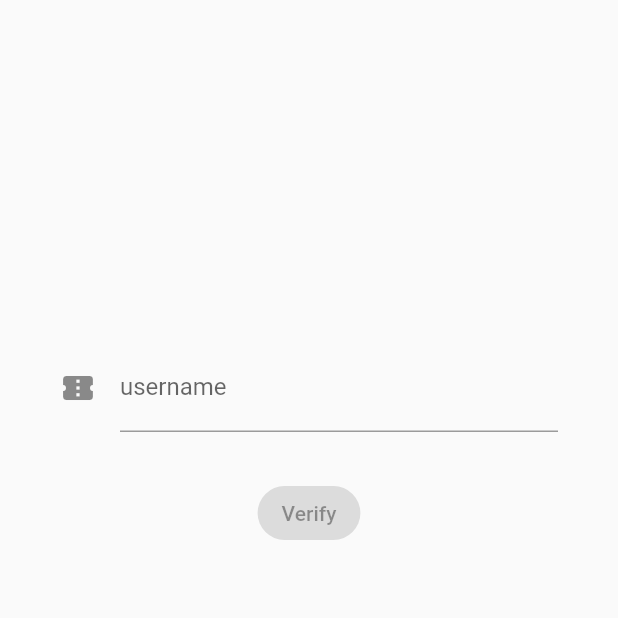
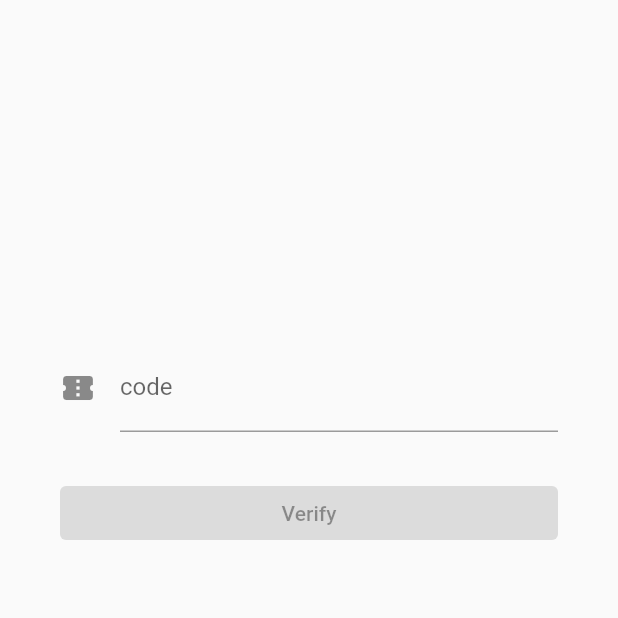
Before and after one commit to VerzCar/vif-app-legacy, a Flutter app: the VerificationPage screen opened by its route, on a phone screen of 412 x 824 dp, the top half of it. Run offline on Flutter 3.47's test engine with Material 2 defaults, Android fonts, the phone set to English and light mode, and no system bars; our stand-ins replace auto_route, bloc, equatable, flutter_bloc, formz, get_it; missing offline and left inert: amplify_auth_cognito, amplify_flutter.

Commit message:
added presentation core.

```diff
--- /dev/null
+++ b/lib/presentation/core.dart
@@ -0,0 +1 @@
+export 'core/core.dart';
--- /dev/null
+++ b/lib/presentation/core/core.dart
@@ -0,0 +1 @@
+export 'widgets/widgets.dart';
--- /dev/null
+++ b/lib/presentation/core/widgets/button/button.dart
@@ -0,0 +1 @@
+export 'submit_button.dart';
--- /dev/null
+++ b/lib/presentation/core/widgets/button/submit_button.dart
@@ -0,0 +1,31 @@
+import 'package:flutter/material.dart';
+
+class SubmitButton extends StatelessWidget {
+  final String submitText;
+  final VoidCallback onPressed;
+  final bool isDisabled;
+  final bool isLoading;
+
+  const SubmitButton({
+    Key? key,
+    required this.submitText,
+    required this.onPressed,
+    this.isDisabled = false,
+    this.isLoading = false,
+  }) : super(key: key);
+
+  @override
+  Widget build(BuildContext context) {
+    final themeData = Theme.of(context);
+    return isLoading
+        ? const CircularProgressIndicator()
+        : SizedBox(
+            width: double.infinity,
+            child: ElevatedButton(
+              key: key,
+              onPressed: isDisabled ? null : onPressed,
+              child: Text(submitText),
+            ),
+          );
+  }
+}
--- /dev/null
+++ b/lib/presentation/core/widgets/widgets.dart
@@ -0,0 +1 @@
+export 'button/button.dart';
--- a/lib/presentation/verification/view/verification_form.dart
+++ b/lib/presentation/verification/view/verification_form.dart
@@ -2,6 +2,7 @@ import 'package:flutter/material.dart';
 import 'package:flutter_bloc/flutter_bloc.dart';
 import 'package:formz/formz.dart';
 import 'package:auto_route/auto_route.dart';
+import 'package:vote_your_face/presentation/core.dart';
 import 'package:vote_your_face/presentation/routes/router.gr.dart';
 import 'package:vote_your_face/presentation/verification/cubit/verification_cubit.dart';
 
@@ -28,7 +29,7 @@ class VerificationForm extends StatelessWidget {
         child: Column(
           mainAxisSize: MainAxisSize.min,
           children: [
-            _UsernameInput(),
+            _VerificationCodeInput(),
             const SizedBox(height: 8),
             _SubmitButton(),
           ],
@@ -38,7 +39,7 @@ class VerificationForm extends StatelessWidget {
   }
 }
 
-class _UsernameInput extends StatelessWidget {
+class _VerificationCodeInput extends StatelessWidget {
   @override
   Widget build(BuildContext context) {
     return BlocBuilder<VerificationCubit, VerificationState>(
@@ -52,7 +53,7 @@ class _UsernameInput extends StatelessWidget {
               .verificationCodeChanged(verificationCode),
           keyboardType: TextInputType.number,
           decoration: InputDecoration(
-            labelText: 'username',
+            labelText: 'code',
             helperText: '',
             icon: const Icon(Icons.confirmation_number),
             errorText: state.verificationCode.invalid
@@ -71,23 +72,15 @@ class _SubmitButton extends StatelessWidget {
     return BlocBuilder<VerificationCubit, VerificationState>(
       buildWhen: (previous, current) => previous.status != current.status,
       builder: (context, state) {
-        return state.status.isSubmissionInProgress
-            ? const CircularProgressIndicator()
-            : ElevatedButton(
-                key: const Key('verificationForm_submit_raisedButton'),
-                style: ElevatedButton.styleFrom(
-                  shape: RoundedRectangleBorder(
-                    borderRadius: BorderRadius.circular(30),
-                  ),
-                  primary: Colors.orangeAccent,
-                ),
-                onPressed: state.status.isValidated
-                    ? () => context
-                        .read<VerificationCubit>()
-                        .verificationCodeFormSubmitted()
-                    : null,
-                child: const Text('Verify'),
-              );
+        return SubmitButton(
+          key: const Key('verificationForm_submitButton'),
+          submitText: 'Verify',
+          onPressed: () {
+            context.read<VerificationCubit>().verificationCodeFormSubmitted();
+          },
+          isDisabled: !state.status.isValidated,
+          isLoading: state.status.isSubmissionInProgress,
+        );
       },
     );
   }
```
Also changed, not shown: lib/application/authentication/bloc/authentication_bloc.dart (+7 -2 lines), lib/presentation/home/view/home_page.dart (+14 -2 lines), lib/presentation/login/view/login_form.dart (+10 -11 lines), lib/presentation/sign_up/view/sign_up_form.dart (+10 -15 lines), lib/presentation/sign_up/view/sign_up_page.dart (+0 -10 lines).
